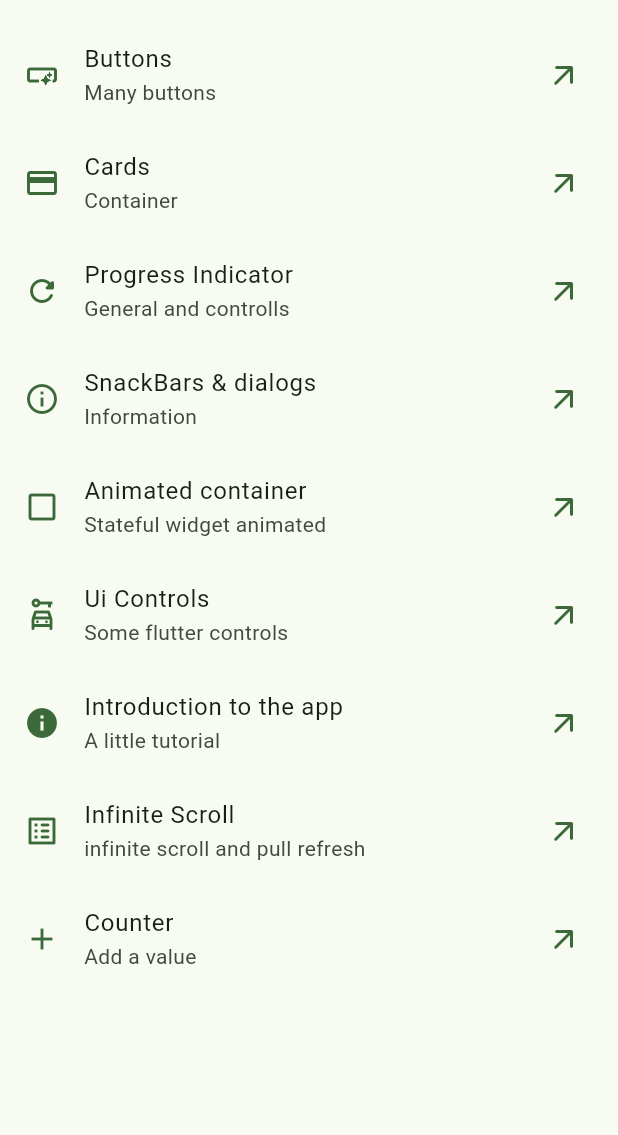
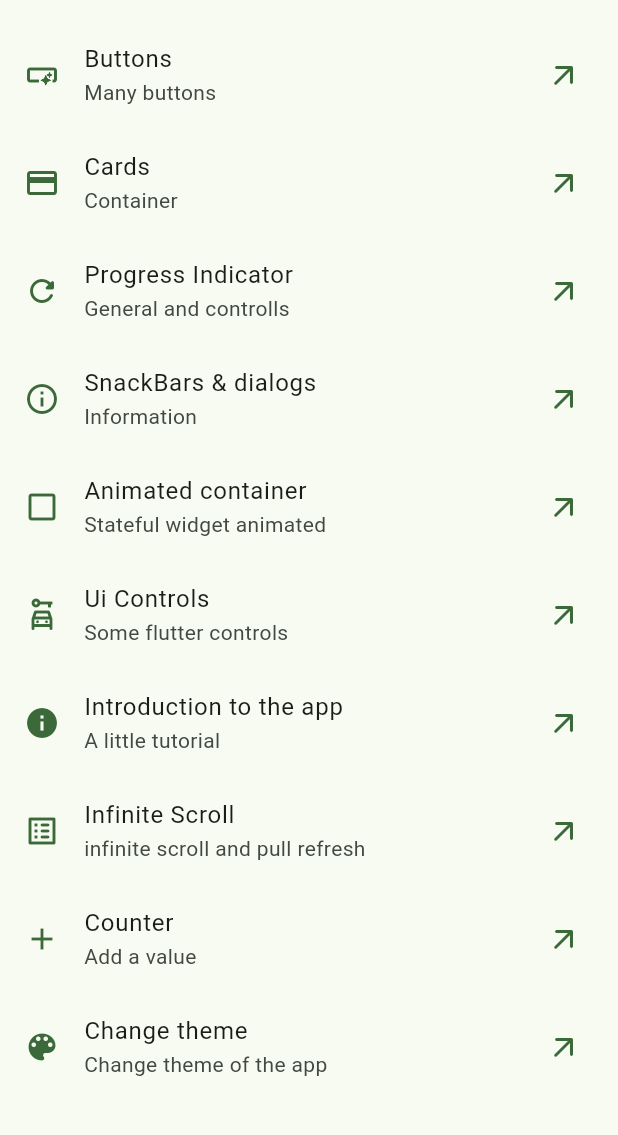
Before and after one commit to Fernando-uif/widgets-flutter, a Flutter app: the screen it shows after launch, on a phone screen of 412 x 824 dp, the part 63-1198 px from its top. Run offline on Flutter 3.47's test engine with Material 3 defaults, Android fonts, the phone set to English and light mode, and no system bars; our stand-ins replace animate_do, flutter_riverpod, go_router.

Commit message:
add provider to the radios buttons of the theme color

```diff
--- a/lib/config/menu/menu_items.dart
+++ b/lib/config/menu/menu_items.dart
@@ -59,4 +59,9 @@ const appMenuItems = <MenuItem>[
       subTitle: 'Add a value',
       link: '/counter',
       icon: Icons.add),
+  MenuItem(
+      title: 'Change theme',
+      subTitle: 'Change theme of the app',
+      link: '/theme-changer',
+      icon: Icons.color_lens),
 ];
--- a/lib/config/router/app_router.dart
+++ b/lib/config/router/app_router.dart
@@ -56,5 +56,10 @@ final appRouter = GoRouter(
       name: Counter.name,
       builder: (context, state) =>  Counter(),
     ),
+    GoRoute(
+      path: '/theme-changer',
+      name: ThemeChangerScreen.name,
+      builder: (context, state) =>  ThemeChangerScreen(),
+    ),
   ],
 );
--- a/lib/presentation/providers/theme_provider.dart
+++ b/lib/presentation/providers/theme_provider.dart
@@ -1,3 +1,7 @@
 import 'package:flutter_riverpod/flutter_riverpod.dart';
+import 'package:widgets_app/config/theme/app_theme.dart';
 
 final isDarkModeProvider = StateProvider<bool>((ref) => false);
+
+//  Inmutable List of colors
+final colorListProvider = Provider((ref)=> colorList);
--- a/lib/presentation/screens/screens.dart
+++ b/lib/presentation/screens/screens.dart
@@ -1,11 +1,13 @@
-export 'package:widgets_app/presentation/screens/counter/counter_screen.dart';
+
 
 export 'package:widgets_app/presentation/screens/animated/animated_screen.dart';
 export 'package:widgets_app/presentation/screens/app_tutorial/app_tutorial_screen.dart';
 export 'package:widgets_app/presentation/screens/buttons/buttons_screen.dart';
 export 'package:widgets_app/presentation/screens/cards/card_screen.dart';
+export 'package:widgets_app/presentation/screens/counter/counter_screen.dart';
 export 'package:widgets_app/presentation/screens/home/home_screen.dart';
 export 'package:widgets_app/presentation/screens/infinite_scroll/infinite_scroll_screen.dart';
 export 'package:widgets_app/presentation/screens/progress/progress_screen.dart';
 export 'package:widgets_app/presentation/screens/snackbar/snackbar_screen.dart';
+export 'package:widgets_app/presentation/screens/theme_changer/theme_changer.dart';
 export 'package:widgets_app/presentation/screens/ui_controls/ui_controls_screen.dart';
```
Also changed, not shown: lib/presentation/screens/theme_changer/theme_changer.dart (added, +53 -0 lines).
